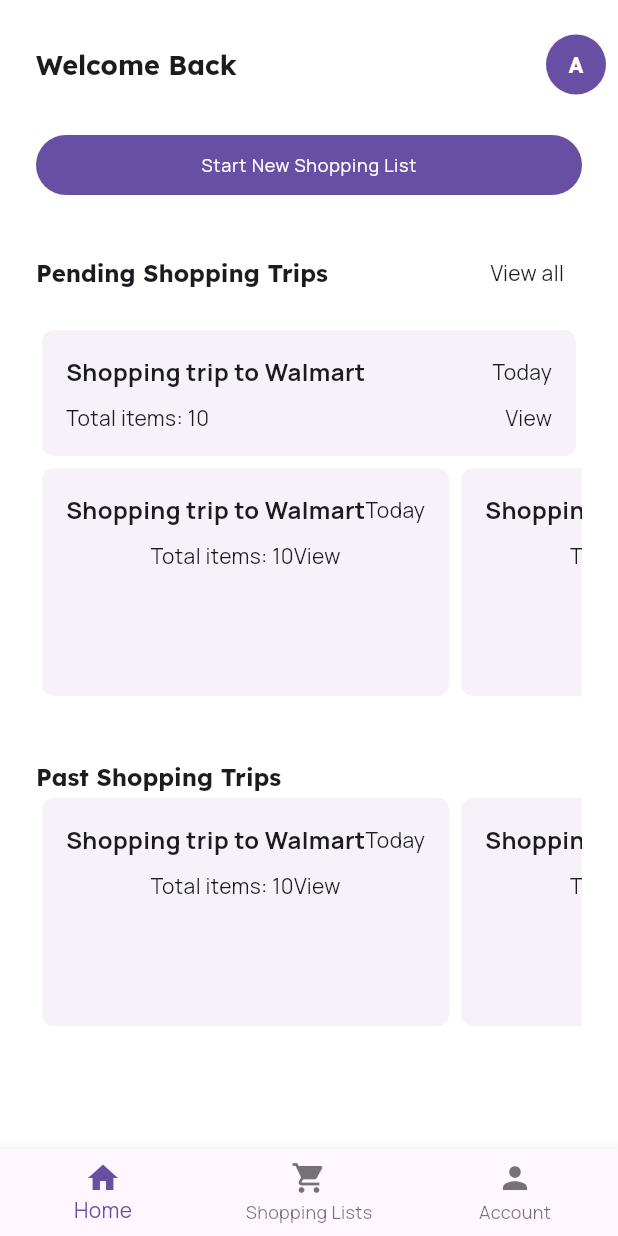
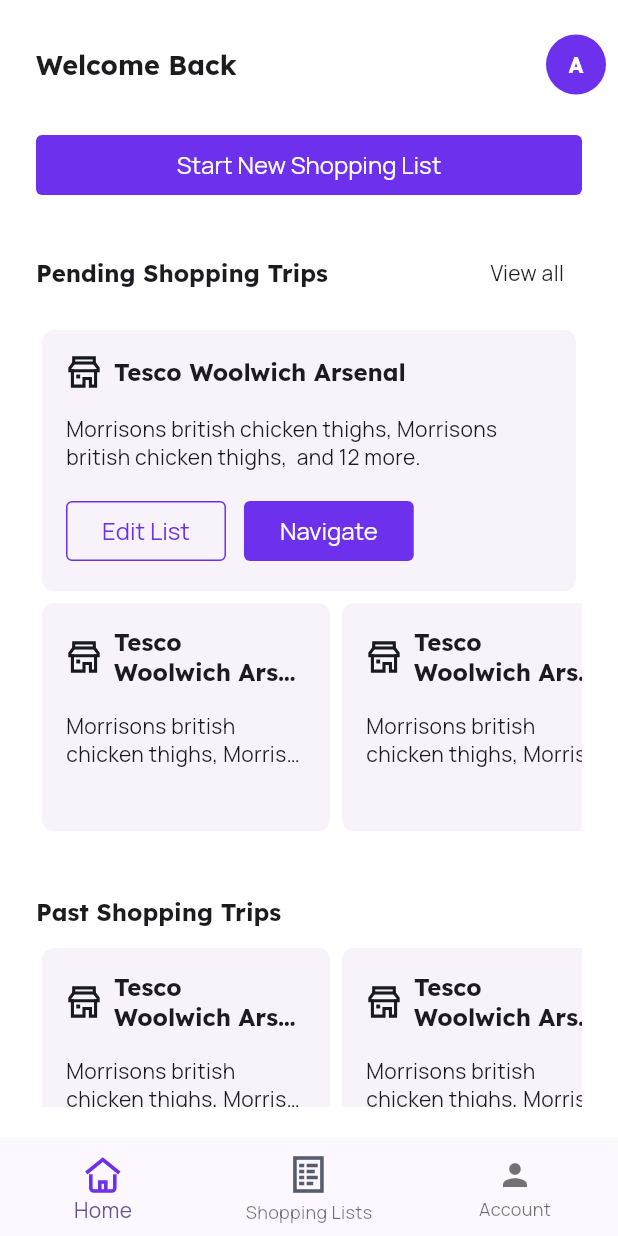
Before and after one commit to Itope84/store_navigator, a Flutter app: the screen it shows after launch, on a phone screen of 412 x 824 dp. Run offline on Flutter 3.47's test engine with Material 3 defaults, Android fonts, the phone set to English and light mode, and no system bars; our stand-ins replace flutter_svg, google_fonts.

Commit message:
style home screen

```diff
--- a/lib/home.dart
+++ b/lib/home.dart
@@ -1,4 +1,5 @@
 import 'package:flutter/material.dart';
+import 'package:store_navigator/utils/icons.dart';
 import 'package:store_navigator/widgets/pending_trip.dart';
 
 // TODO: style as in figma
@@ -58,29 +59,47 @@
               ],
             ),
             const SizedBox(height: 10),
-            PendingTrip(),
+
+            ShoppingTripCard(
+              isMainCard: true,
+            ),
             // horizontal listview with height of 200
             Container(
               height: 160,
               child: ListView(
                 scrollDirection: Axis.horizontal,
                 children: [
-                  PendingTrip(),
-                  PendingTrip(),
+                  Container(
+                    width: 200,
+                    child: ShoppingTripCard(),
+                  ),
+                  Container(
+                    width: 200,
+                    child: ShoppingTripCard(),
+                  ),
                 ],
               ),
             ),
             const SizedBox(height: 40),
+
             Text('Past Shopping Trips',
                 style: Theme.of(context).textTheme.titleLarge),
+
+            const SizedBox(height: 10),
 
             Container(
               height: 160,
               child: ListView(
                 scrollDirection: Axis.horizontal,
                 children: [
-                  PendingTrip(),
-                  PendingTrip(),
+                  Container(
+                    width: 200,
+                    child: ShoppingTripCard(),
+                  ),
+                  Container(
+                    width: 200,
+                    child: ShoppingTripCard(),
+                  ),
                 ],
               ),
             ),
@@ -89,13 +108,18 @@
       ),
       bottomNavigationBar: BottomNavigationBar(
         // TODO: icons
-        items: const [
+        items: [
           BottomNavigationBarItem(
-            icon: Icon(Icons.home),
+            icon: CustomIcons.home(color: Theme.of(context).primaryColor),
             label: 'Home',
           ),
           BottomNavigationBarItem(
-            icon: Icon(Icons.shopping_cart),
+            icon: CustomIcons.list(
+              // default color of bottom nav icon
+              color: Theme.of(context)
+                  .bottomNavigationBarTheme
+                  .unselectedItemColor,
+            ),
             label: 'Shopping Lists',
           ),
           BottomNavigationBarItem(
--- /dev/null
+++ b/lib/utils/icons.dart
@@ -0,0 +1,24 @@
+import 'package:flutter/material.dart';
+import 'package:flutter_svg/flutter_svg.dart';
+
+Widget getSvgIcon(String path, {double? size, Color? color}) {
+  return SvgPicture.asset(
+    path,
+    height: size,
+    width: size,
+    colorFilter:
+        color != null ? ColorFilter.mode(color, BlendMode.srcIn) : null,
+  );
+}
+
+// create a set of icons that can be called statically as CustomIcons.iconName, each icon is located in assets/icons/iconName.svg
+
+class CustomIcons {
+  static Widget home({double? size, Color? color}) =>
+      getSvgIcon('assets/icons/home.svg', size: size, color: color);
+  static Widget list({double? size, Color? color}) =>
+      getSvgIcon('assets/icons/list.svg', size: size, color: color);
+  // store
+  static Widget store({double? size, Color? color}) =>
+      getSvgIcon('assets/icons/store.svg', size: size, color: color);
+}
--- a/lib/utils/theme.dart
+++ b/lib/utils/theme.dart
@@ -4,9 +4,71 @@
 import 'package:flutter/widgets.dart';
 import 'package:google_fonts/google_fonts.dart';
 
+MaterialColor getMaterialColor(Color color) {
+  final int red = color.red;
+  final int green = color.green;
+  final int blue = color.blue;
+
+  final Map<int, Color> shades = {
+    50: Color.fromRGBO(red, green, blue, .1),
+    100: Color.fromRGBO(red, green, blue, .2),
+    200: Color.fromRGBO(red, green, blue, .3),
+    300: Color.fromRGBO(red, green, blue, .4),
+    400: Color.fromRGBO(red, green, blue, .5),
+    500: Color.fromRGBO(red, green, blue, .6),
+    600: Color.fromRGBO(red, green, blue, .7),
+    700: Color.fromRGBO(red, green, blue, .8),
+    800: Color.fromRGBO(red, green, blue, .9),
+    900: Color.fromRGBO(red, green, blue, 1),
+  };
+
+  return MaterialColor(color.value, shades);
+}
+
 ThemeData createTheme() {
+  Color purple = const Color(0xFF6D31ED);
+
+  final buttonTextStyle = WidgetStateProperty.all<TextStyle>(
+    GoogleFonts.manrope(
+      textStyle: const TextStyle(
+        fontSize: 16,
+      ),
+    ),
+  );
+
   return ThemeData(
-    primarySwatch: Colors.deepPurple,
+    // primarySwatch: getMaterialColor(purple),
+    colorScheme:
+        ColorScheme.fromSeed(seedColor: purple, brightness: Brightness.light),
+    primaryColor: purple,
+    filledButtonTheme: FilledButtonThemeData(
+      style: ButtonStyle(
+        foregroundColor: WidgetStateProperty.all<Color>(Colors.white),
+        textStyle: buttonTextStyle,
+        backgroundColor: WidgetStateProperty.all<Color>(purple),
+        shape: WidgetStateProperty.all<OutlinedBorder>(
+          RoundedRectangleBorder(
+            borderRadius: BorderRadius.circular(4),
+          ),
+        ),
+      ),
+    ),
+    outlinedButtonTheme: OutlinedButtonThemeData(
+      style: ButtonStyle(
+        textStyle: buttonTextStyle,
+        foregroundColor: WidgetStateProperty.all<Color>(purple),
+        side: WidgetStateProperty.all<BorderSide>(
+          BorderSide(
+            color: purple,
+          ),
+        ),
+        shape: WidgetStateProperty.all<OutlinedBorder>(
+          RoundedRectangleBorder(
+            borderRadius: BorderRadius.circular(4),
+          ),
+        ),
+      ),
+    ),
     scaffoldBackgroundColor: Colors.white,
     textTheme: TextTheme(
       displayLarge: GoogleFonts.lexend(
--- a/lib/widgets/pending_trip.dart
+++ b/lib/widgets/pending_trip.dart
@@ -1,8 +1,11 @@
-// PendingTrip widget
+import 'package:flutter/material.dart';
+import 'package:store_navigator/utils/icons.dart';
 
-import 'package:flutter/material.dart';
+class ShoppingTripCard extends StatelessWidget {
+  const ShoppingTripCard({Key? key, this.isMainCard = false}) : super(key: key);
 
-class PendingTrip extends StatelessWidget {
+  final bool isMainCard;
+
   @override
   Widget build(BuildContext context) {
     return Card(
@@ -11,45 +14,52 @@
           borderRadius: BorderRadius.circular(8),
         ),
         child: Container(
-          // TODO: deoends on whether or not it;s the main or smaller card
-          // height: 160,
-          // TODO: width: ,
           padding: const EdgeInsets.all(16.0),
           child: Column(
+            crossAxisAlignment: CrossAxisAlignment.start,
             children: [
               // A row with two text widgets, the first one is bold
               Row(
-                mainAxisAlignment: MainAxisAlignment.spaceBetween,
+                mainAxisSize: MainAxisSize.min,
                 children: [
-                  Text(
-                    'Shopping trip to Walmart',
-                    style: Theme.of(context).textTheme.bodyMedium!.copyWith(
-                          fontWeight: FontWeight.bold,
-                        ),
-                  ),
-                  // A text widget with the text 'Today'
-                  Text(
-                    'Today',
-                    style: Theme.of(context).textTheme.bodySmall,
-                  ),
+                  CustomIcons.store(size: 24),
+                  const SizedBox(width: 8),
+                  Flexible(
+                    child: Text(
+                      'Tesco Woolwich Arsenal',
+                      maxLines: 2,
+                      overflow: TextOverflow.ellipsis,
+                      style: Theme.of(context).textTheme.titleLarge,
+                    ),
+                  )
                 ],
               ),
-              const SizedBox(height: 10),
-              // A row with two text widgets, the first one is bold
-              Row(
-                mainAxisAlignment: MainAxisAlignment.spaceBetween,
-                children: [
-                  Text(
-                    'Total items: 10',
-                    style: Theme.of(context).textTheme.bodySmall,
-                  ),
-                  // A text widget with the text 'View'
-                  Text(
-                    'View',
-                    style: Theme.of(context).textTheme.bodySmall,
-                  ),
-                ],
+
+              const SizedBox(height: 16),
+
+              Text(
+                'Morrisons british chicken thighs, Morrisons british chicken thighs,  and 12 more.',
+                maxLines: 2,
+                overflow: TextOverflow.ellipsis,
+                style: Theme.of(context).textTheme.bodySmall,
               ),
+
+              const SizedBox(height: 16),
+
+              if (isMainCard)
+                Row(
+                  children: [
+                    OutlinedButton(
+                      onPressed: () => {},
+                      child: const Text('Edit List'),
+                    ),
+                    SizedBox(width: 12),
+                    FilledButton(
+                      onPressed: () => {},
+                      child: const Text('Navigate'),
+                    ),
+                  ],
+                )
             ],
           ),
         ));
--- a/pubspec.yaml
+++ b/pubspec.yaml
@@ -63,6 +63,9 @@
   # To add assets to your application, add an assets section, like this:
   assets:
     - assets/floor_plan.svg
+    - assets/icons/home.svg
+    - assets/icons/list.svg
+    - assets/icons/store.svg
 
   # An image asset can refer to one or more resolution-specific "variants", see
   # https://flutter.dev/assets-and-images/#resolution-aware
```
Also changed, not shown: assets/icons/home.svg (added), assets/icons/list.svg (added), assets/icons/profile.svg (added), assets/icons/store.svg (added).
